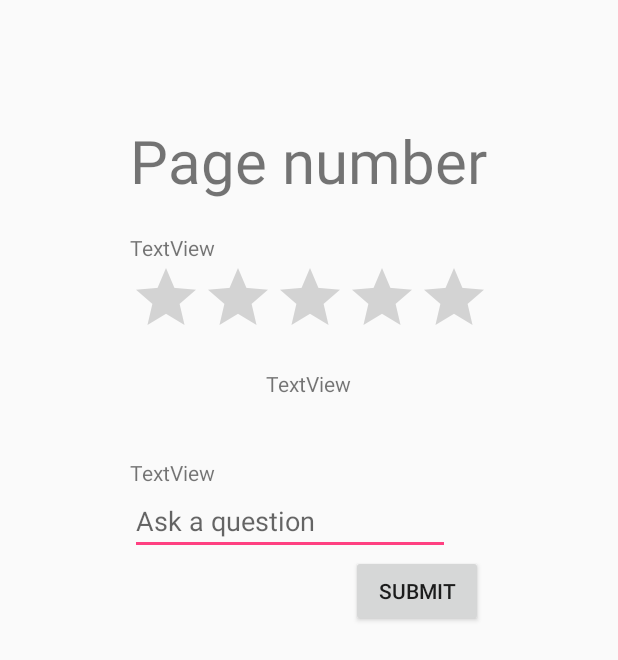
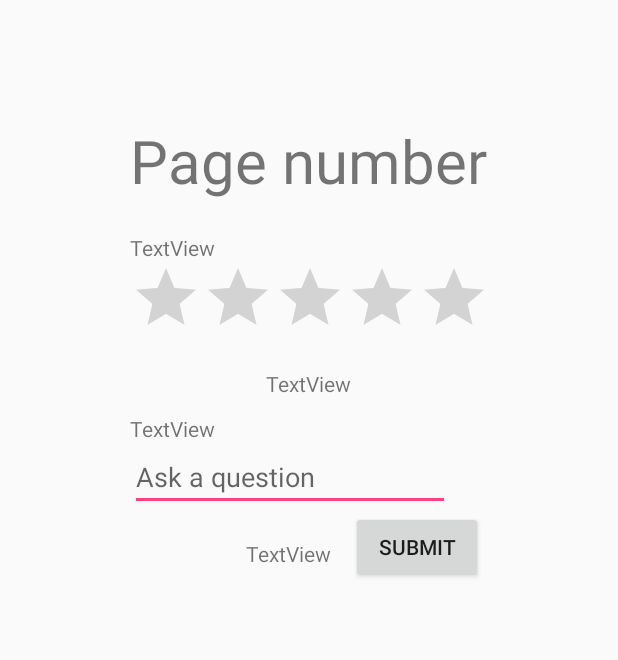
Before and after one commit to Chr1stian/tdt4140, an Android app: the layout page_fragment.xml on its own in the app's theme, with its tools: preview values and no code run, on a phone screen of 412 x 824 dp. Shown: the top 660 px of the screen. Run offline under Robolectric (Android 15) with nearby library versions, the phone set to English and light mode, and no system bars.

Commit message:
more usable question function

```diff
--- a/App/Prodo/app/src/main/java/nogroupsprodoteam/ntnu/stud/httpwww/prodo/Database.java
+++ b/App/Prodo/app/src/main/java/nogroupsprodoteam/ntnu/stud/httpwww/prodo/Database.java
@@ -280,10 +280,12 @@ public class Database {
 
         Integer userID = 1;
         String answer = "Not answered yet..";
-        String error ="Question submitted";
+        String error ="*Question submitted*";
+        Integer rating = 0;
+
         try{
             Connection conn = DriverManager.getConnection(mysqlAddr, mysqlUser, mysqlPass);
-            PreparedStatement stmt = conn.prepareStatement("INSERT INTO question(topicID,userID,question,answer) VALUES ('" + topicID.toString() + "','" + userID.toString() + "','" + questionString +"','" + answer + "')");
+            PreparedStatement stmt = conn.prepareStatement("INSERT INTO question(topicID,userID,question,answer,rating) VALUES ('" + topicID.toString() + "','" + userID.toString() + "','" + questionString +"','" + answer +"','" + rating.toString() + "')");
             //INSERT INTO `question`(`questionID`, `topicID`, `userID`, `question`, `answer`) VALUES ([value-1],[value-2],[value-3],[value-4],[value-5])
             stmt.execute();
             conn.close();
--- a/App/Prodo/app/src/main/res/layout/page_fragment.xml
+++ b/App/Prodo/app/src/main/res/layout/page_fragment.xml
@@ -46,13 +46,13 @@
         android:layout_marginTop="21dp" />
 
     <Space
+        android:id="@+id/space"
         android:layout_width="wrap_content"
         android:layout_height="wrap_content"
         android:layout_below="@+id/lbl_testRatingView"
         android:layout_centerHorizontal="true"
-        android:layout_margin="20dp"
-        android:layout_marginTop="14dp"
-        android:id="@+id/space" />
+        android:layout_margin="5dp"
+        android:layout_marginTop="14dp" />
 
     <TextView
         android:id="@+id/lbl_askQuestion"
@@ -81,4 +81,16 @@
         android:layout_toEndOf="@+id/lbl_testRatingView"
         android:layout_toRightOf="@+id/lbl_testRatingView"
         android:text="Submit" />
+
+    <TextView
+        android:id="@+id/lbl_submitOK"
+        android:layout_width="wrap_content"
+        android:layout_height="wrap_content"
+        android:layout_alignBottom="@+id/btn_SubmitQuestion"
+        android:layout_marginBottom="10dp"
+        android:layout_marginEnd="13dp"
+        android:layout_marginRight="13dp"
+        android:layout_toLeftOf="@+id/btn_SubmitQuestion"
+        android:layout_toStartOf="@+id/btn_SubmitQuestion"
+        android:text="TextView" />
 </RelativeLayout>
```
Also changed, not shown: App/Prodo/app/src/main/java/nogroupsprodoteam/ntnu/stud/httpwww/prodo/PageFragment.java (+58 -15 lines).
